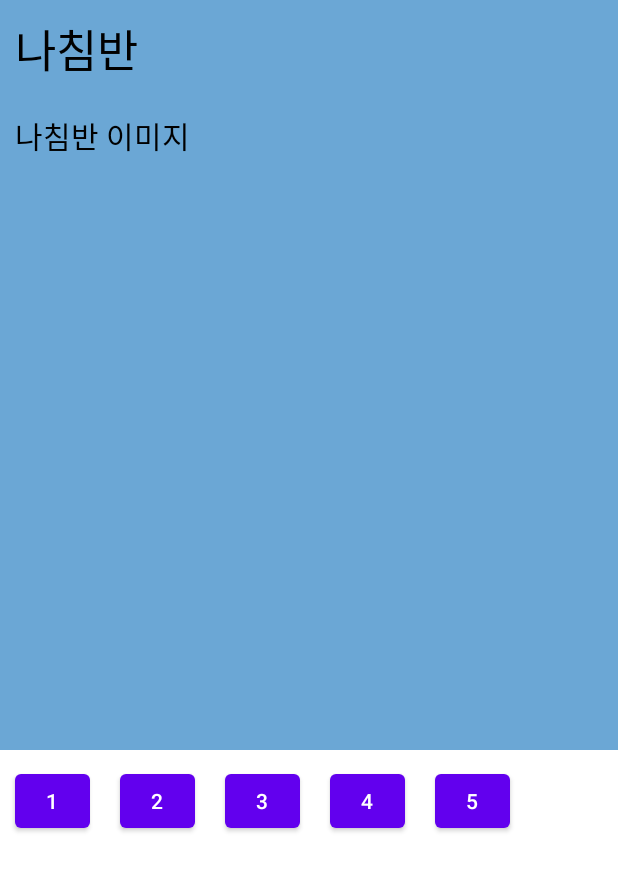
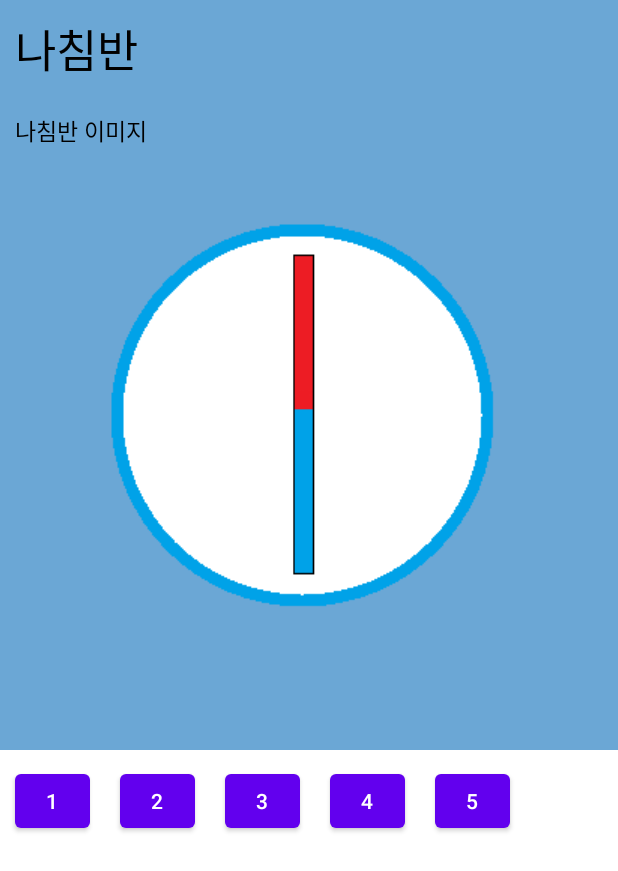
Before and after one commit to juhwan5/SWPBL_Team5, an Android app: the fragment CompassFragment placed in its activity, on a phone screen of 412 x 824 dp. Shown: the top 871 px of the screen. Run offline under Robolectric (Android 15) with nearby library versions, the phone set to English and light mode, and no system bars.

Commit message:
1.1
- 나침반 기능 구현

```diff
--- a/PrecticeProject/app/src/main/java/com/example/precticeproject/fragments/CompassFragment.java
+++ b/PrecticeProject/app/src/main/java/com/example/precticeproject/fragments/CompassFragment.java
@@ -1,24 +1,78 @@
 package com.example.precticeproject.fragments;
 
+
+import android.hardware.Sensor;
+import android.hardware.SensorEvent;
+import android.hardware.SensorEventListener;
+import android.hardware.SensorManager;
 import android.os.Bundle;
 import android.view.LayoutInflater;
 import android.view.View;
 import android.view.ViewGroup;
+import android.view.animation.Animation;
+import android.view.animation.RotateAnimation;
+import android.widget.ImageView;
 
 import androidx.fragment.app.Fragment;
 
 import com.example.precticeproject.R;
 
-public class CompassFragment extends Fragment {
+import static android.content.Context.SENSOR_SERVICE;
+
+
+public class CompassFragment extends Fragment implements SensorEventListener {
     public CompassFragment() {}
+    private SensorManager mSensorManager;
+    private Sensor mOrientation;
+    ImageView img;
+    float mCurrentDegree = 0f;
 
     @Override
     public void onCreate(Bundle savedInstanceState){
         super.onCreate(savedInstanceState);
+
+        mSensorManager = (SensorManager)getActivity().getSystemService(SENSOR_SERVICE);
+        mOrientation = mSensorManager.getDefaultSensor(Sensor.TYPE_ORIENTATION);
+    }
+
+    @Override
+    public void onResume() {
+        super.onResume();
+        mSensorManager.registerListener(this, mOrientation,SensorManager.SENSOR_DELAY_UI);
+    }
+
+    @Override
+    public void onPause(){
+        super.onPause();
+        mSensorManager.unregisterListener(this);
     }
 
     @Override
     public View onCreateView(LayoutInflater inflater, ViewGroup container, Bundle savedInstanceState){
-        return inflater.inflate(R.layout.compass_frag,container,false);
+        View v =  inflater.inflate(R.layout.compass_frag,container,false);
+
+        img = (ImageView) v.findViewById(R.id.compass_img);
+
+        return v;
+    }
+
+    @Override
+    public void onSensorChanged(SensorEvent event) {
+        if(event.sensor.getType() == Sensor.TYPE_ORIENTATION){
+            imgRotation(event.values[0]);
+        }
+    }
+
+    @Override
+    public void onAccuracyChanged(Sensor sensor, int accuracy){}
+
+    public void imgRotation (float azimuthDegree) {
+        RotateAnimation ra = new RotateAnimation(mCurrentDegree, -azimuthDegree,
+                Animation.RELATIVE_TO_SELF,0.5f,
+                Animation.RELATIVE_TO_SELF,0.5f);
+
+        ra.setFillAfter(true);
+        img.startAnimation(ra);
+        mCurrentDegree = -azimuthDegree;
     }
 }
--- a/PrecticeProject/app/src/main/res/layout/compass_frag.xml
+++ b/PrecticeProject/app/src/main/res/layout/compass_frag.xml
@@ -1,6 +1,8 @@
 <?xml version="1.0" encoding="utf-8"?>
-<androidx.constraintlayout.widget.ConstraintLayout
-    xmlns:android="http://schemas.android.com/apk/res/android" android:layout_width="match_parent"
+<LinearLayout
+    xmlns:android="http://schemas.android.com/apk/res/android"
+    xmlns:app="http://schemas.android.com/apk/res-auto"
+    android:layout_width="match_parent"
     android:layout_height="match_parent">
 
     <TableLayout
@@ -22,7 +24,7 @@
         </TableRow>
 
         <TableRow
-            android:layout_height="match_parent"
+            android:layout_height="wrap_content"
             android:layout_width="match_parent"
             android:orientation="horizontal">
 
@@ -30,12 +32,26 @@
                 android:layout_height="wrap_content"
                 android:layout_width="wrap_content"
                 android:text= "나침반 이미지"
-                android:textSize="20dp"
+                android:textSize="15dp"
                 android:textColor="@color/black"
                 android:layout_margin="10dp"
                 android:layout_marginLeft="10dp"/>
 
         </TableRow>
 
+        <TableRow
+            android:layout_height="wrap_content"
+            android:layout_width="match_parent"
+            android:gravity="center">
+
+            <ImageView
+                android:id="@+id/compass_img"
+                android:layout_width="wrap_content"
+                android:layout_height="wrap_content"
+                app:srcCompat="@drawable/compass_img"
+                android:layout_marginTop="20dp"/>
+
+
+        </TableRow>
     </TableLayout>
-</androidx.constraintlayout.widget.ConstraintLayout>
+</LinearLayout>
--- a/PrecticeProject/app/src/main/res/values/strings.xml
+++ b/PrecticeProject/app/src/main/res/values/strings.xml
@@ -1,3 +1,3 @@
 <resources>
-    <string name="app_name">4.12.7</string>
+    <string name="app_name">4.17.5</string>
 </resources>
```
Also changed, not shown: PrecticeProject/app/src/main/res/drawable/compass_img.png (added).
